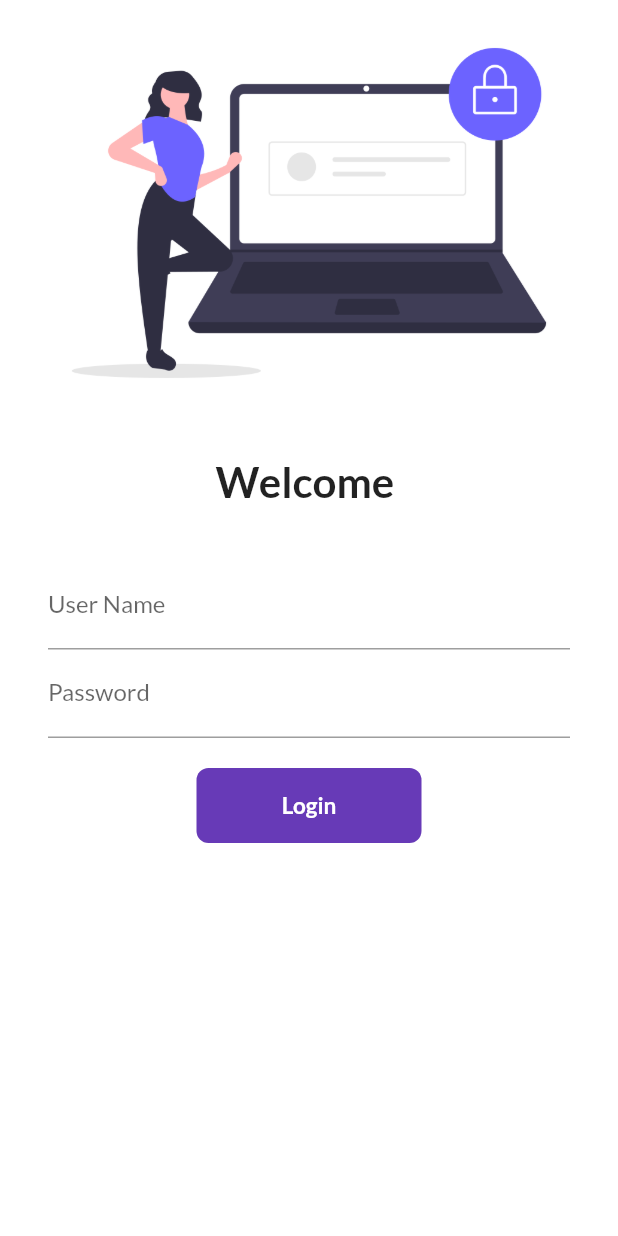
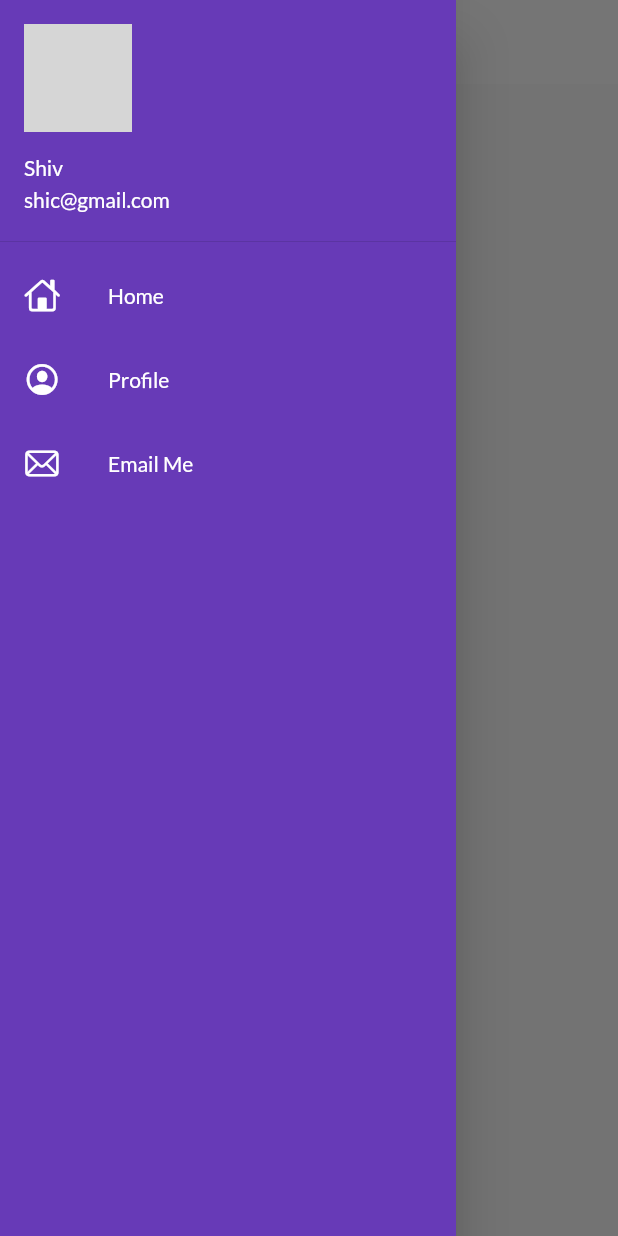
Before and after one commit to shiv9911/30-days-flutter, a Flutter app: the screen it shows after launch, with the side drawer open (before the commit the screen has no drawer), on a phone screen of 412 x 824 dp. Run offline on Flutter 3.47's test engine with Material 2 defaults, Android fonts, the phone set to English and light mode, and no system bars; our stand-ins replace google_fonts; network calls fail; grey boxes are pictures that could not be loaded.

Commit message:
theme extracted

```diff
--- a/lib/main.dart
+++ b/lib/main.dart
@@ -2,6 +2,7 @@ import "package:flutter/material.dart";
 import 'package:flutter_application_1/pages/home_page.dart';
 import 'package:flutter_application_1/pages/login_page.dart';
 import 'package:flutter_application_1/utlis/routes.dart';
+import 'package:flutter_application_1/widgets/themes.dart';
 import 'package:google_fonts/google_fonts.dart';
 
 void main() {
@@ -15,11 +16,10 @@ class myApp extends StatelessWidget {
   Widget build(BuildContext context) {
     return MaterialApp(
       themeMode: ThemeMode.light,
-      theme: ThemeData(
-          primarySwatch: Colors.deepPurple,
-          fontFamily: GoogleFonts.lato().fontFamily),
-      darkTheme: ThemeData(brightness: Brightness.dark),
-      initialRoute: "/",
+      theme: myTheme.lightTheme(context),
+      debugShowCheckedModeBanner: false,
+      darkTheme: myTheme.dartTheme(context),
+      initialRoute: MyRoutes.homeRoute,
       routes: {
         "/": (context) => LoginPage(),
         MyRoutes.homeRoute: (context) => HomePage(),
--- a/lib/pages/home_page.dart
+++ b/lib/pages/home_page.dart
@@ -1,4 +1,5 @@
 import 'package:flutter/material.dart';
+import 'package:flutter_application_1/widgets/drawer.dart';
 
 class HomePage extends StatelessWidget {
   const HomePage({super.key});
@@ -16,7 +17,7 @@ class HomePage extends StatelessWidget {
           child: Text("Welcome $days"),
         ),
       ),
-      drawer: Drawer(),
+      drawer: myDrawer(),
     );
   }
 }
--- /dev/null
+++ b/lib/widgets/drawer.dart
@@ -0,0 +1,61 @@
+import 'package:flutter/cupertino.dart';
+import 'package:flutter/material.dart';
+
+class myDrawer extends StatelessWidget {
+  const myDrawer({super.key});
+
+  @override
+  Widget build(BuildContext context) {
+    final imgUrl = "https://dart.dev/assets/shared/dart-logo-for-shares.png?2";
+
+    return Drawer(
+      child: Container(
+        color: Colors.deepPurple,
+        child: ListView(
+          children: [
+            DrawerHeader(
+                padding: EdgeInsets.zero,
+                child: UserAccountsDrawerHeader(
+                  margin: EdgeInsets.zero,
+                  accountName: Text("Shiv"),
+                  accountEmail: Text("shic@gmail.com"),
+                  currentAccountPicture: CircleAvatar(
+                    backgroundImage: NetworkImage(imgUrl),
+                  ),
+                )),
+            ListTile(
+              leading: Icon(
+                CupertinoIcons.home,
+                color: Colors.white,
+              ),
+              title: Text(
+                "Home",
+                style: TextStyle(color: Colors.white),
+              ),
+            ),
+            ListTile(
+              leading: Icon(
+                CupertinoIcons.profile_circled,
+                color: Colors.white,
+              ),
+              title: Text(
+                "Profile",
+                style: TextStyle(color: Colors.white),
+              ),
+            ),
+            ListTile(
+              leading: Icon(
+                CupertinoIcons.mail,
+                color: Colors.white,
+              ),
+              title: Text(
+                "Email Me",
+                style: TextStyle(color: Colors.white),
+              ),
+            )
+          ],
+        ),
+      ),
+    );
+  }
+}
--- /dev/null
+++ b/lib/widgets/themes.dart
@@ -0,0 +1,18 @@
+import 'package:flutter/material.dart';
+import 'package:google_fonts/google_fonts.dart';
+
+class myTheme {
+  static ThemeData lightTheme(BuildContext context) => ThemeData(
+      primarySwatch: Colors.deepPurple,
+      fontFamily: GoogleFonts.lato().fontFamily,
+      appBarTheme: AppBarTheme(
+        color: Colors.white,
+        elevation: 0.0,
+        iconTheme: IconThemeData(color: Colors.black),
+        titleTextStyle: Theme.of(context).textTheme.titleLarge,
+      ));
+
+  static ThemeData dartTheme(BuildContext context) => ThemeData(
+     brightness: Brightness.dark
+     );
+}
```
